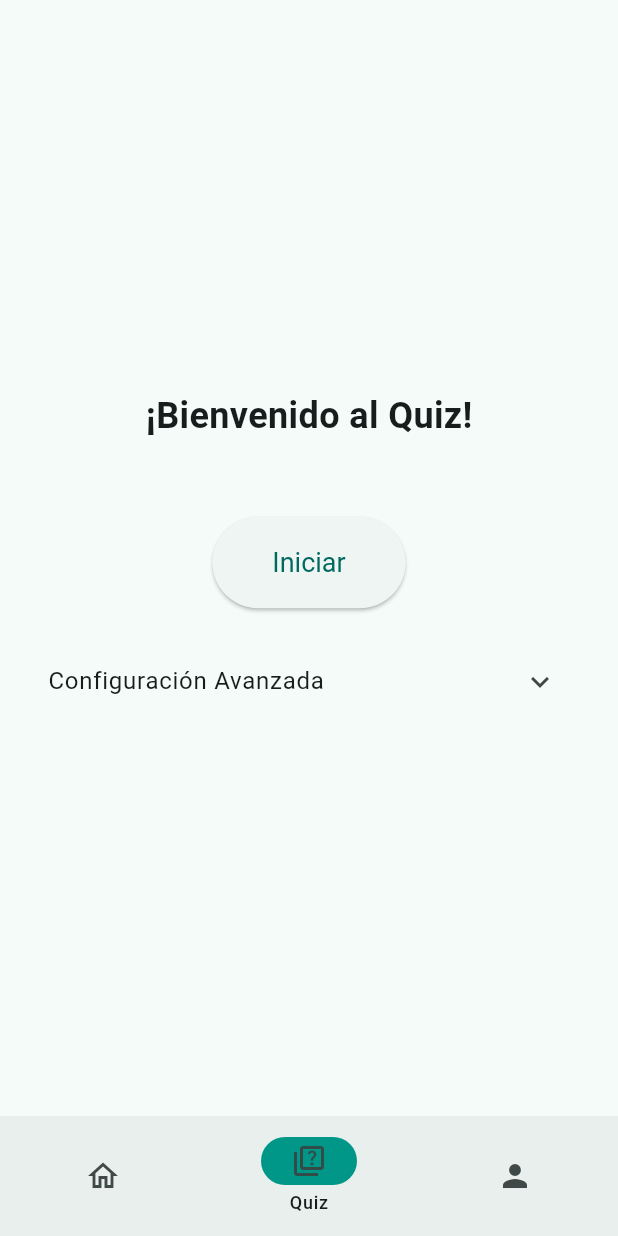
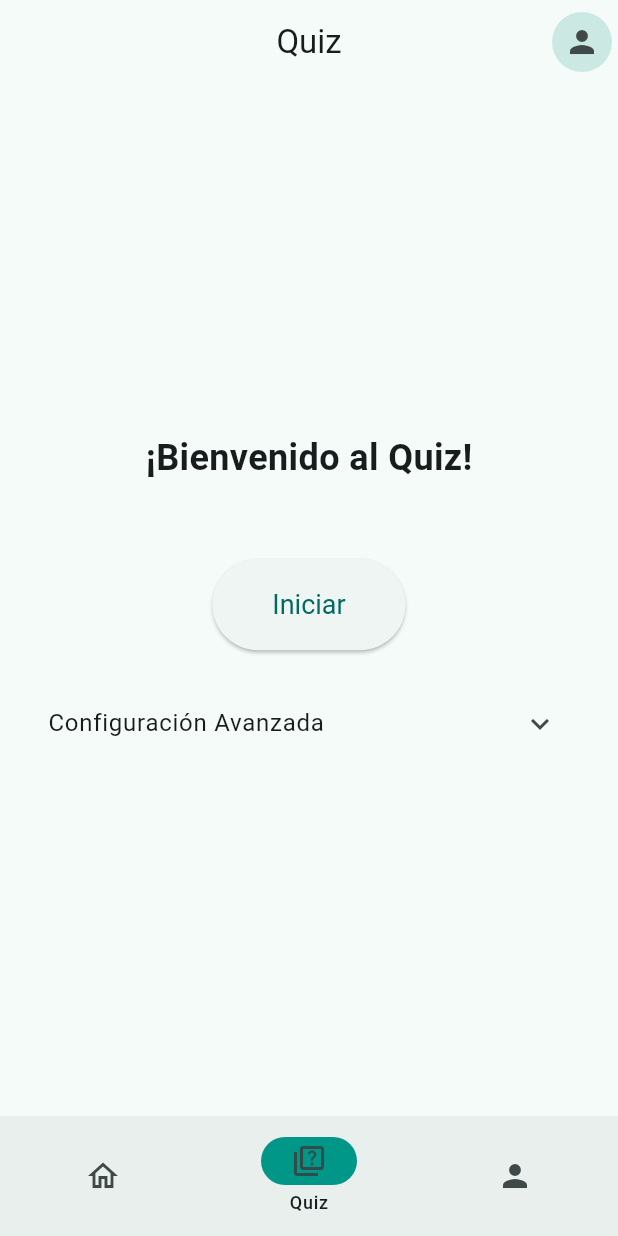
Before and after one commit to JesusRodrigoV/zoo_connect_app, a Flutter app: the screen it shows after launch, item 2 of the bottom bar chosen, on a phone screen of 412 x 824 dp. Run offline on Flutter 3.47's test engine with Material 3 defaults, Android fonts, the light colour scheme and no system bars; our stand-ins replace audioplayers, flutter_dotenv, flutter_riverpod, freezed_annotation, html_unescape, loading_animation_widget.

Commit message:
Añadido AppBar a pantalla de bienvenida al quiz

```diff
--- a/lib/main.dart
+++ b/lib/main.dart
@@ -1,8 +1,10 @@
+import 'package:flutter_dotenv/flutter_dotenv.dart';
 import 'package:zoo_connect_app/screens/home/home.dart';
 import 'package:flutter_riverpod/flutter_riverpod.dart';
 import 'package:flutter/material.dart';
 
-void main() {
+Future main() async {
+  await dotenv.load(fileName: ".env");
   runApp(const ProviderScope(child: MainApp()));
 }
 
--- a/lib/providers/quiz/quiz_config_provider.dart
+++ b/lib/providers/quiz/quiz_config_provider.dart
@@ -4,7 +4,7 @@ import 'package:flutter_riverpod/flutter_riverpod.dart';
 import 'package:http/http.dart' as http;
 import 'dart:convert';
 import 'package:zoo_connect_app/models/quiz/quiz.dart';
-
+import 'package:zoo_connect_app/providers/quiz/quiz_providers.dart';
 
 class QuizConfig {
   final int amount;
@@ -38,25 +38,10 @@ class QuizConfigNotifier extends StateNotifier<QuizConfig> {
   }
 }
 
-final quizConfigProvider = StateNotifierProvider<QuizConfigNotifier, QuizConfig>((ref) {
-  return QuizConfigNotifier();
-});
-
-final sessionTokenProvider = FutureProvider.autoDispose<String?>((ref) async {
-  final tokenUrl = 'https://opentdb.com/api_token.php?command=request';
-  try {
-    final response = await http.get(Uri.parse(tokenUrl));
-    if (response.statusCode == 200) {
-      final data = json.decode(response.body);
-      if (data['response_code'] == 0) {
-        return data['token'];
-      }
-    }
-  } catch (e) {
-    print('Error al obtener el token de sesión: $e');
-  }
-  return null;
-});
+final quizConfigProvider =
+    StateNotifierProvider<QuizConfigNotifier, QuizConfig>((ref) {
+      return QuizConfigNotifier();
+    });
 
 class QuizQuestionsState {
   final List<Quiz> questions;
@@ -111,16 +96,20 @@ class QuizQuestionsNotifier extends StateNotifier<QuizQuestionsState> {
 
         if (responseCode == 0) {
           final List results = data['results'];
-          final fetchedQuestions = results.map((json) => Quiz.fromJson(json)).toList();
+          final fetchedQuestions = results
+              .map((json) => Quiz.fromJson(json))
+              .toList();
           state = state.copyWith(questions: fetchedQuestions, isLoading: false);
         } else {
           String errorMessage;
           if (responseCode == 1) {
-            errorMessage = 'No hay suficientes preguntas para la configuración seleccionada. Intenta con otra configuración.';
+            errorMessage =
+                'No hay suficientes preguntas para la configuración seleccionada. Intenta con otra configuración.';
           } else if (responseCode == 2) {
             errorMessage = 'Parámetros inválidos en la API.';
           } else if (responseCode == 3 || responseCode == 4) {
-            errorMessage = 'El token de sesión ha expirado o no es válido. Reinicia la aplicación para obtener uno nuevo.';
+            errorMessage =
+                'El token de sesión ha expirado o no es válido. Reinicia la aplicación para obtener uno nuevo.';
           } else {
             errorMessage = 'Error en la API: Código $responseCode';
           }
@@ -128,7 +117,8 @@ class QuizQuestionsNotifier extends StateNotifier<QuizQuestionsState> {
         }
       } else {
         state = state.copyWith(
-          error: 'Fallo al cargar las preguntas. Código: ${response.statusCode}',
+          error:
+              'Fallo al cargar las preguntas. Código: ${response.statusCode}',
           isLoading: false,
         );
       }
@@ -145,12 +135,3 @@ class QuizQuestionsNotifier extends StateNotifier<QuizQuestionsState> {
     }
   }
 }
-
-final quizQuestionsProvider =
-    StateNotifierProvider<QuizQuestionsNotifier, QuizQuestionsState>((ref) {
-  final notifier = QuizQuestionsNotifier(ref);
-  ref.listen(quizConfigProvider, (prev, next) {
-    notifier.fetchQuestions();
-  });
-  return notifier;
-});
--- a/lib/screens/quiz/quiz_bienvenida.dart
+++ b/lib/screens/quiz/quiz_bienvenida.dart
@@ -3,6 +3,7 @@ import 'package:flutter/material.dart';
 import 'package:flutter_riverpod/flutter_riverpod.dart';
 import 'package:zoo_connect_app/providers/quiz/quiz_config_provider.dart';
 import 'package:zoo_connect_app/screens/quiz/quiz_page.dart';
+import 'package:zoo_connect_app/widgets/profile/profile_icon_button.dart';
 
 class QuizBienvenida extends ConsumerStatefulWidget {
   const QuizBienvenida({super.key});
@@ -26,9 +27,15 @@ class _QuizBienvenidaState extends ConsumerState<QuizBienvenida> {
     };
 
     return Scaffold(
+      appBar: AppBar(
+        title: const Text('Quiz'),
+        centerTitle: true,
+        actions: [ProfileIconButton()],
+      ),
       body: Center(
         child: Padding(
           padding: const EdgeInsets.all(16.0),
+          child: SingleChildScrollView(
             child: Column(
               mainAxisAlignment: MainAxisAlignment.center,
               children: [
@@ -68,14 +75,14 @@ class _QuizBienvenidaState extends ConsumerState<QuizBienvenida> {
                       title: const Text('Cantidad de Preguntas'),
                       trailing: DropdownButton<int>(
                         value: quizConfig.amount,
-                      items: List.generate(5, (index) => (index + 1) * 5).map((
-                        int amount,
-                      ) {
+                        items: List.generate(5, (index) => (index + 1) * 5).map(
+                          (int amount) {
                             return DropdownMenuItem<int>(
                               value: amount,
                               child: Text('$amount'),
                             );
-                      }).toList(),
+                          },
+                        ).toList(),
                         onChanged: (int? newValue) {
                           if (newValue != null) {
                             quizConfigNotifier.setAmount(newValue);
@@ -109,6 +116,7 @@ class _QuizBienvenidaState extends ConsumerState<QuizBienvenida> {
             ),
           ),
         ),
+      ),
     );
   }
 }
--- /dev/null
+++ b/lib/widgets/profile/profile_icon_button.dart
@@ -0,0 +1,18 @@
+import 'package:flutter/material.dart';
+
+class ProfileIconButton extends StatefulWidget {
+  const ProfileIconButton({super.key});
+
+  @override
+  State<ProfileIconButton> createState() => _ProfileIconButtonState();
+}
+
+class _ProfileIconButtonState extends State<ProfileIconButton> {
+  @override
+  Widget build(BuildContext context) {
+    return IconButton.filledTonal(
+      onPressed: () {},
+      icon: const Icon(Icons.person),
+    );
+  }
+}
```
Also changed, not shown: lib/providers/quiz/ai_questions_provider.dart (added, +125 -0 lines), lib/providers/quiz/quiz_providers.dart (added, +19 -0 lines), lib/providers/quiz/quiz_question_provider.dart (added, +11 -0 lines), lib/providers/quiz/quiz_state_provider.dart (+5 -6 lines), lib/screens/quiz/quiz_page.dart (+6 -6 lines), 1 other file. Lines whose indentation alone changed are shown as unchanged.
